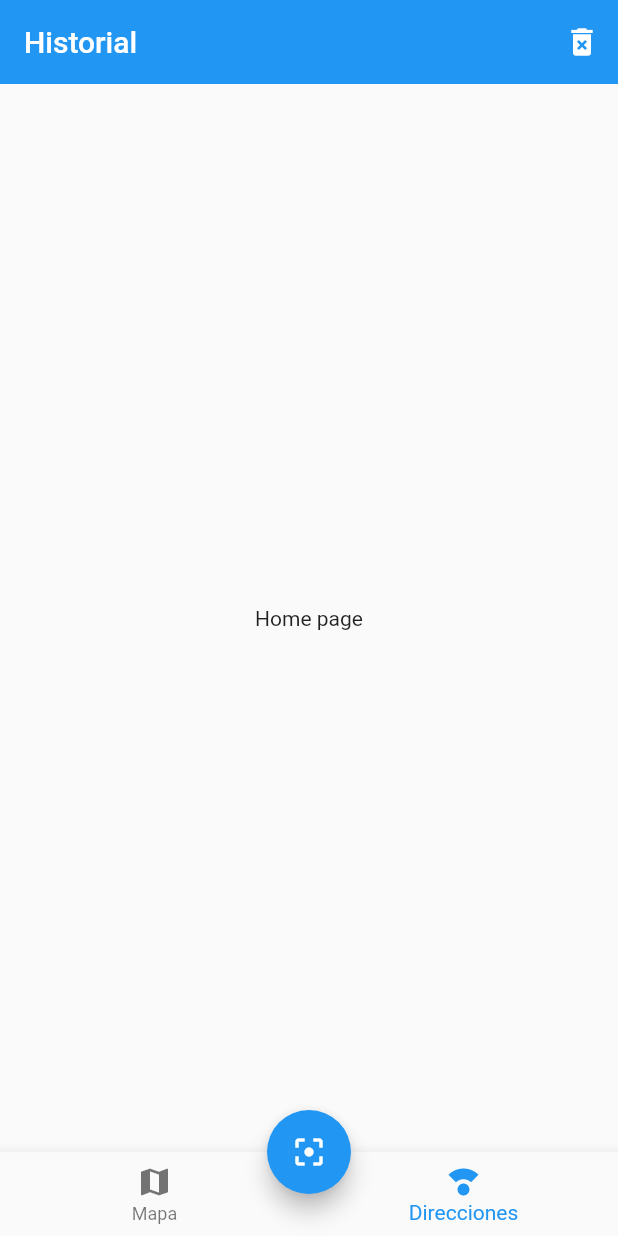
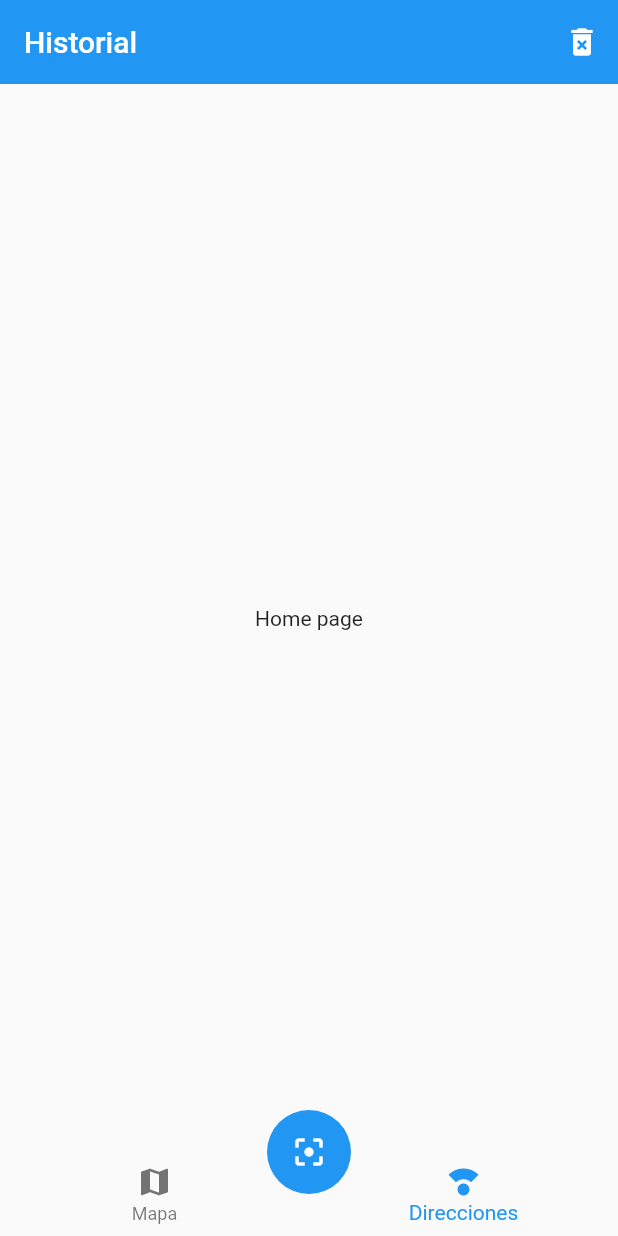
Before and after one commit to iglez/qr_reader, a Flutter app: the screen it shows after launch, on a phone screen of 412 x 824 dp. Run offline on Flutter 3.47's test engine with Material 2 defaults, Android fonts, the phone set to English and light mode, and no system bars.

Commit message:
Eliminando las elevaciones

```diff
--- a/lib/widgets/custom_navigatorbar.dart
+++ b/lib/widgets/custom_navigatorbar.dart
@@ -4,6 +4,7 @@ class CustomNavigationBar extends StatelessWidget {
   @override
   Widget build(BuildContext context) {
     return BottomNavigationBar(
+      elevation: 0,
       currentIndex: 1,
       items: <BottomNavigationBarItem> [
         BottomNavigationBarItem(
--- a/lib/widgets/scan_button.dart
+++ b/lib/widgets/scan_button.dart
@@ -6,6 +6,7 @@ class ScanButton extends StatelessWidget {
   @override
   Widget build(BuildContext context) {
     return FloatingActionButton(
+      elevation: 0,
       child: Icon( Icons.filter_center_focus),
       onPressed: () {},
     );
```
